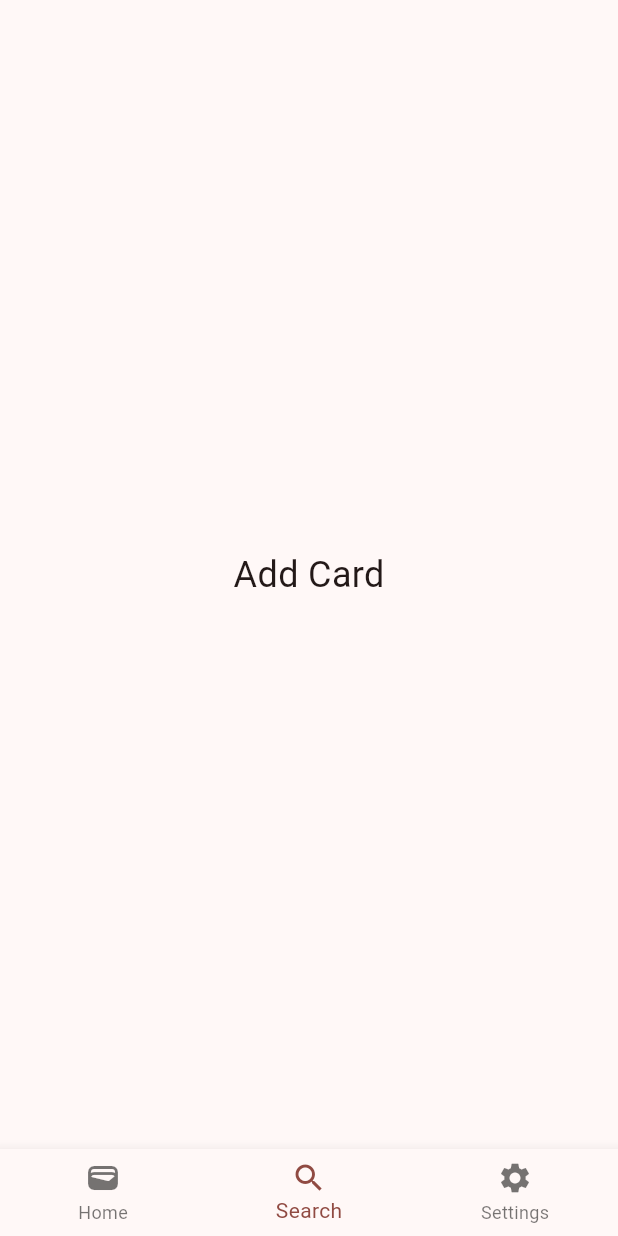
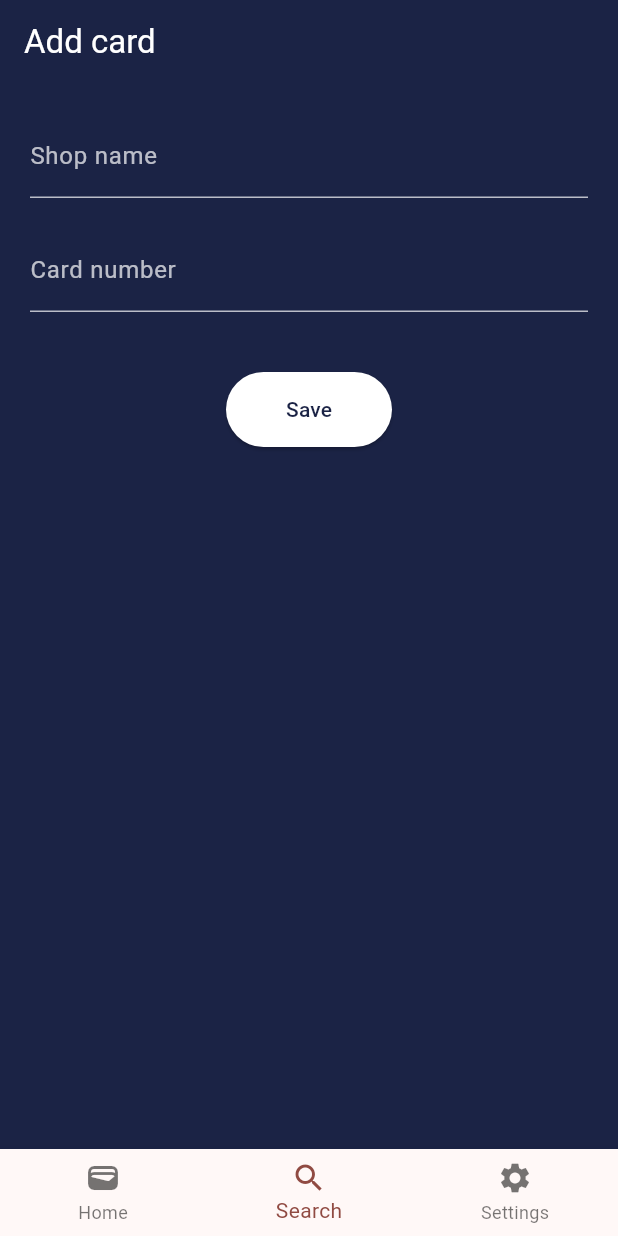
Before and after one commit to unknownMarko/walletik, a Flutter app: the screen it shows after launch, swiped to page 2, on a phone screen of 412 x 824 dp. Run offline on Flutter 3.47's test engine with Material 3 defaults, Android fonts, the phone set to English and light mode, and no system bars.

Commit message:
create add_card_screen UI with input validation and navigation

```diff
--- a/lib/screens/add_card_screen.dart
+++ b/lib/screens/add_card_screen.dart
@@ -4,12 +4,74 @@ class AddCardScreen extends StatefulWidget {
   const AddCardScreen({super.key});
 
   @override
-  AddCardScreenState createState() => AddCardScreenState();
+  State<AddCardScreen> createState() => _AddCardScreenState();
 }
 
-class AddCardScreenState extends State<AddCardScreen> {
+class _AddCardScreenState extends State<AddCardScreen> {
+  final TextEditingController nameController = TextEditingController();
+  final TextEditingController numberController = TextEditingController();
+
   @override
   Widget build(BuildContext context) {
-    return Center(child: Text('Add Card', style: TextStyle(fontSize: 24)));
+    return Scaffold(
+      backgroundColor: const Color(0xFF1b2345),
+      appBar: AppBar(
+        backgroundColor: const Color(0xFF1b2345),
+        title: const Text("Add card", style: TextStyle(color: Colors.white)),
+      ),
+      body: Padding(
+        padding: const EdgeInsets.all(20),
+        child: Column(
+          children: [
+            TextField(
+              controller: nameController,
+              style: const TextStyle(color: Colors.white),
+              decoration: const InputDecoration(
+                labelText: "Shop name",
+                labelStyle: TextStyle(color: Colors.white70),
+                enabledBorder: UnderlineInputBorder(
+                  borderSide: BorderSide(color: Colors.white70),
+                ),
+                focusedBorder: UnderlineInputBorder(
+                  borderSide: BorderSide(color: Colors.white),
+                ),
+              ),
+            ),
+            const SizedBox(height: 20),
+            TextField(
+              controller: numberController,
+              style: const TextStyle(color: Colors.white),
+              decoration: const InputDecoration(
+                labelText: "Card number",
+                labelStyle: TextStyle(color: Colors.white70),
+                enabledBorder: UnderlineInputBorder(
+                  borderSide: BorderSide(color: Colors.white70),
+                ),
+                focusedBorder: UnderlineInputBorder(
+                  borderSide: BorderSide(color: Colors.white),
+                ),
+              ),
+            ),
+            const SizedBox(height: 40),
+            ElevatedButton(
+              style: ElevatedButton.styleFrom(
+                backgroundColor: Colors.white,
+                foregroundColor: const Color(0xFF1b2345),
+                padding: const EdgeInsets.symmetric(horizontal: 40, vertical: 15),
+              ),
+              onPressed: () {
+                String name = nameController.text;
+                String number = numberController.text;
+
+                print("Saved card: $name ($number)");
+
+                Navigator.pop(context);
+              },
+              child: const Text("Save"),
+            ),
+          ],
+        ),
+      ),
+    );
   }
 }
```
